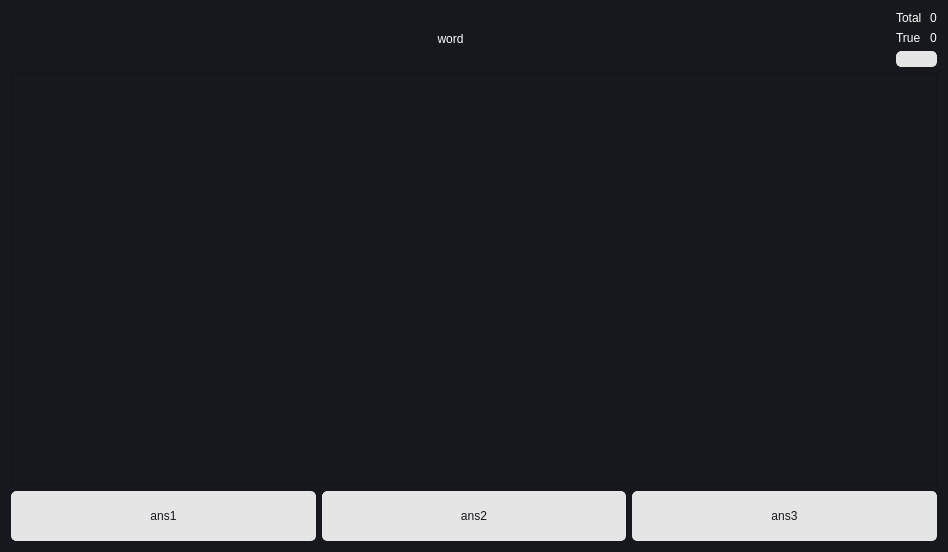
This is ui/ask.ui in MarwanMagdy0/EHelper as Qt 5 draws it before an edit. The edited form follows.
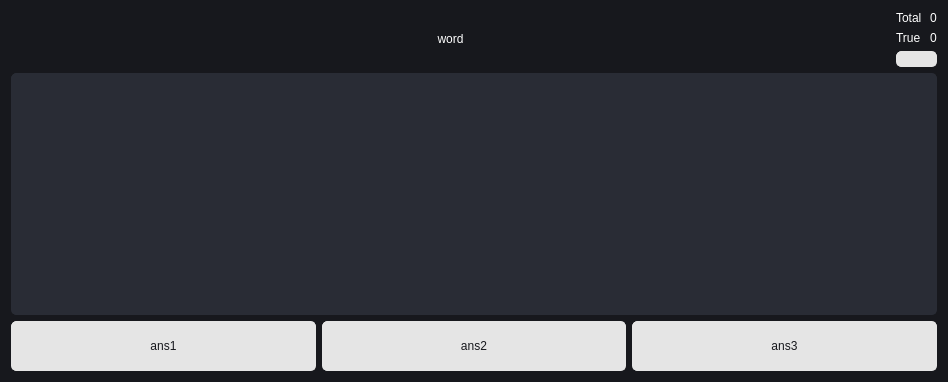
This is the edited form. Icons and pictures are not drawn.

Commit message: make font of def_text smaller so that we could read more definition

```diff
--- a/ui/ask.ui
+++ b/ui/ask.ui
@@ -7,7 +7,7 @@
     <x>0</x>
     <y>0</y>
     <width>948</width>
-    <height>552</height>
+    <height>382</height>
    </rect>
   </property>
   <property name="windowTitle">
@@ -19,6 +19,12 @@
 	background-color: #17181d;
 	color: #ffffff;
 }
+QTextEdit {
+background-color: #292c35;
+border: 1px solid #292c35;
+border-radius: 5px;
+}
+
 
 QPushButton {
 	font: 63 20pt &quot;DejaVu Sans Mono&quot;;
@@ -47,7 +53,26 @@
 	background-color: #808080;
     color: 17181d;
 }
-</string>
+
+QScrollBar:vertical {
+        background-color: #333333;
+        width: 10px;
+    }
+    QScrollBar::handle:vertical {
+        background-color: #555555;
+        min-height: 20px;
+    }
+    QScrollBar::handle:vertical:hover {
+        background-color: #777777;
+    }
+    QScrollBar::add-line:vertical,
+    QScrollBar::sub-line:vertical {
+        background: none;
+    }
+    QScrollBar::add-page:vertical,
+    QScrollBar::sub-page:vertical {
+        background: none;
+    }</string>
   </property>
   <layout class="QVBoxLayout" name="verticalLayout">
    <item>
@@ -134,9 +159,19 @@
    </item>
    <item>
     <widget class="QTextEdit" name="define_text">
+     <property name="styleSheet">
+      <string notr="true">font: 11pt &quot;DejaVu Sans&quot;;</string>
+     </property>
      <property name="readOnly">
       <bool>true</bool>
      </property>
+     <property name="html">
+      <string>&lt;!DOCTYPE HTML PUBLIC &quot;-//W3C//DTD HTML 4.0//EN&quot; &quot;http://www.w3.org/TR/REC-html40/strict.dtd&quot;&gt;
+&lt;html&gt;&lt;head&gt;&lt;meta name=&quot;qrichtext&quot; content=&quot;1&quot; /&gt;&lt;style type=&quot;text/css&quot;&gt;
+p, li { white-space: pre-wrap; }
+&lt;/style&gt;&lt;/head&gt;&lt;body style=&quot; font-family:'DejaVu Sans'; font-size:11pt; font-weight:400; font-style:normal;&quot;&gt;
+&lt;p style=&quot;-qt-paragraph-type:empty; margin-top:0px; margin-bottom:0px; margin-left:0px; margin-right:0px; -qt-block-indent:0; text-indent:0px; font-size:20pt;&quot;&gt;&lt;br /&gt;&lt;/p&gt;&lt;/body&gt;&lt;/html&gt;</string>
+     </property>
     </widget>
    </item>
    <item>
```
The commit also changes 1 other file.
